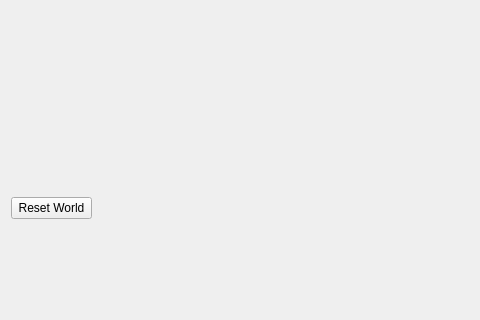
This is mainwindow.ui in aortez/Space-Wars as Qt 5 draws it before an edit; both pictures show x 0 to 480 and y 348 to 668 of the 711 by 668 pixel window. The edited form follows.
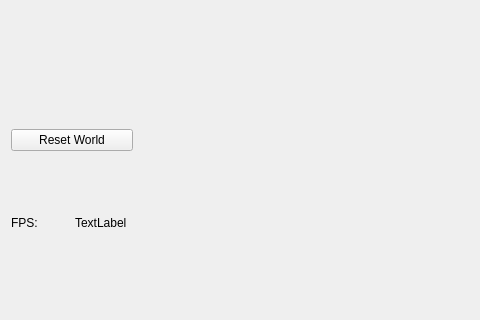
This is the edited form.

Patch:
```diff
--- a/mainwindow.ui
+++ b/mainwindow.ui
@@ -22,7 +22,7 @@
      <rect>
       <x>0</x>
       <y>430</y>
-      <width>103</width>
+      <width>144</width>
       <height>181</height>
      </rect>
     </property>
@@ -34,6 +34,27 @@
        </property>
       </widget>
      </item>
+     <item>
+      <layout class="QHBoxLayout" name="horizontalLayout">
+       <property name="spacing">
+        <number>6</number>
+       </property>
+       <item>
+        <widget class="QLabel" name="mFpsLabel">
+         <property name="text">
+          <string>FPS:</string>
+         </property>
+        </widget>
+       </item>
+       <item>
+        <widget class="QLabel" name="mFpsLabelValue">
+         <property name="text">
+          <string>TextLabel</string>
+         </property>
+        </widget>
+       </item>
+      </layout>
+     </item>
     </layout>
    </widget>
    <widget class="QWidget" name="gridLayoutWidget">
```
